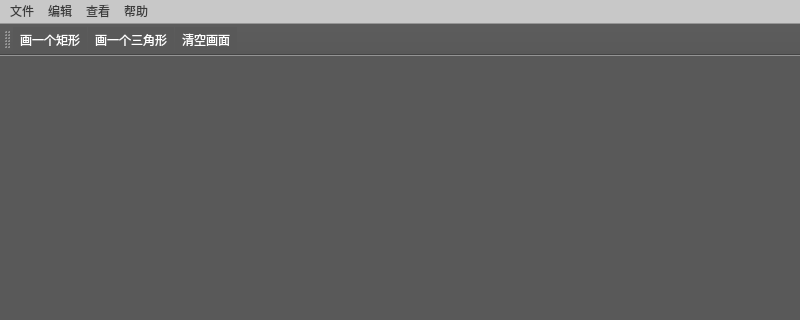
Above: ICPQOpenGL/ICPQOpenGL.ui from ArvinShaffer/ICPLearnOpenGL before the change; both pictures show x 0 to 800 and y 0 to 320 of the 800 by 600 pixel window. Below: the same form after it.
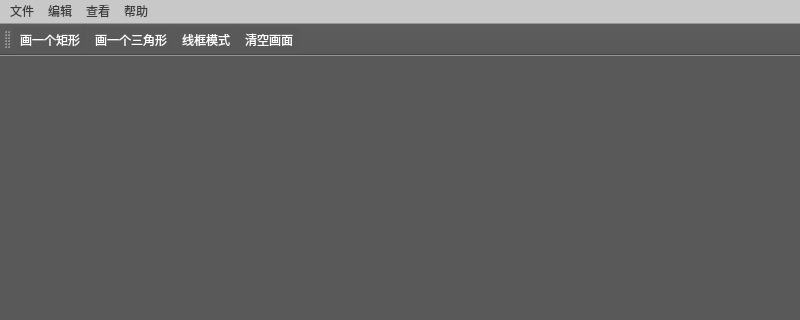
That is the form after the change. Icons and pictures are not drawn.

Commit message: Qt OpenGL interaction

```diff
--- a/ICPQOpenGL/ICPQOpenGL.ui
+++ b/ICPQOpenGL/ICPQOpenGL.ui
@@ -27,6 +27,9 @@
 QMenuBar{
 	background-color: rgb(200, 200, 200);
 	color: rgb(60, 60, 60);
+}
+QWidget:checked{
+	background-color: rgb(150, 150, 150);
 }</string>
   </property>
   <property name="iconSize">
@@ -83,6 +86,7 @@
    </attribute>
    <addaction name="actionDrawRectangle"/>
    <addaction name="actionDrawTriangle"/>
+   <addaction name="actionWireframe"/>
    <addaction name="actionClear"/>
   </widget>
   <action name="actionDrawRectangle">
@@ -109,6 +113,17 @@
     <enum>QAction::NoRole</enum>
    </property>
   </action>
+  <action name="actionWireframe">
+   <property name="checkable">
+    <bool>true</bool>
+   </property>
+   <property name="text">
+    <string>线框模式</string>
+   </property>
+   <property name="menuRole">
+    <enum>QAction::NoRole</enum>
+   </property>
+  </action>
  </widget>
  <resources/>
  <connections/>
```
The commit also changes 4 other files.
